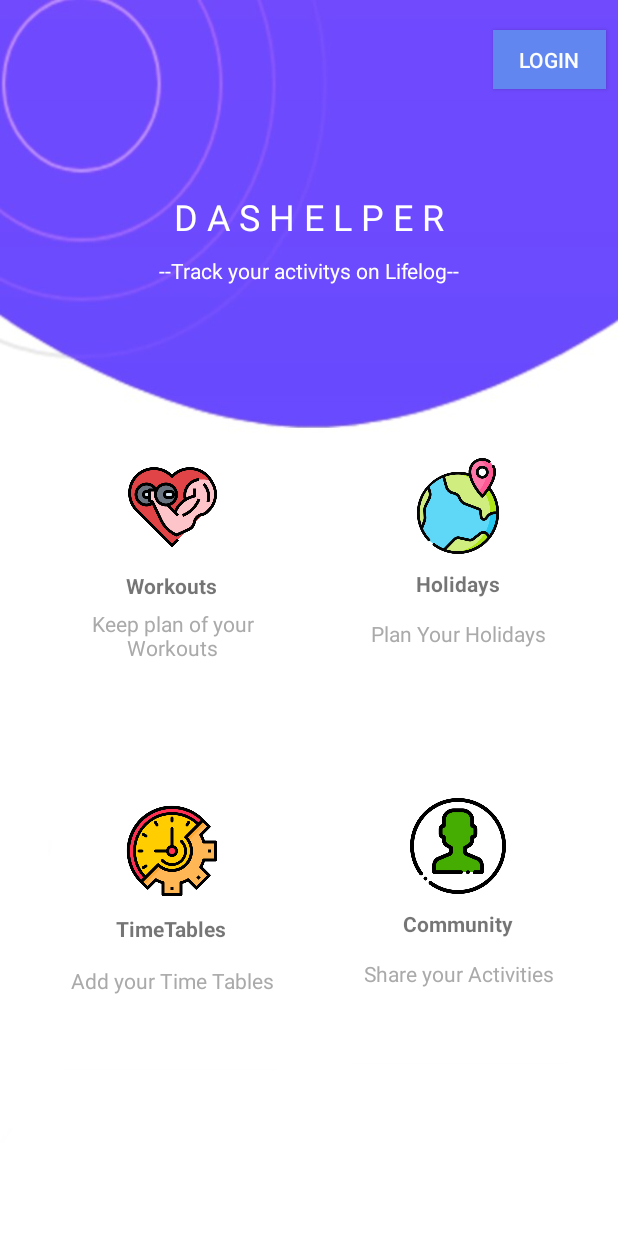
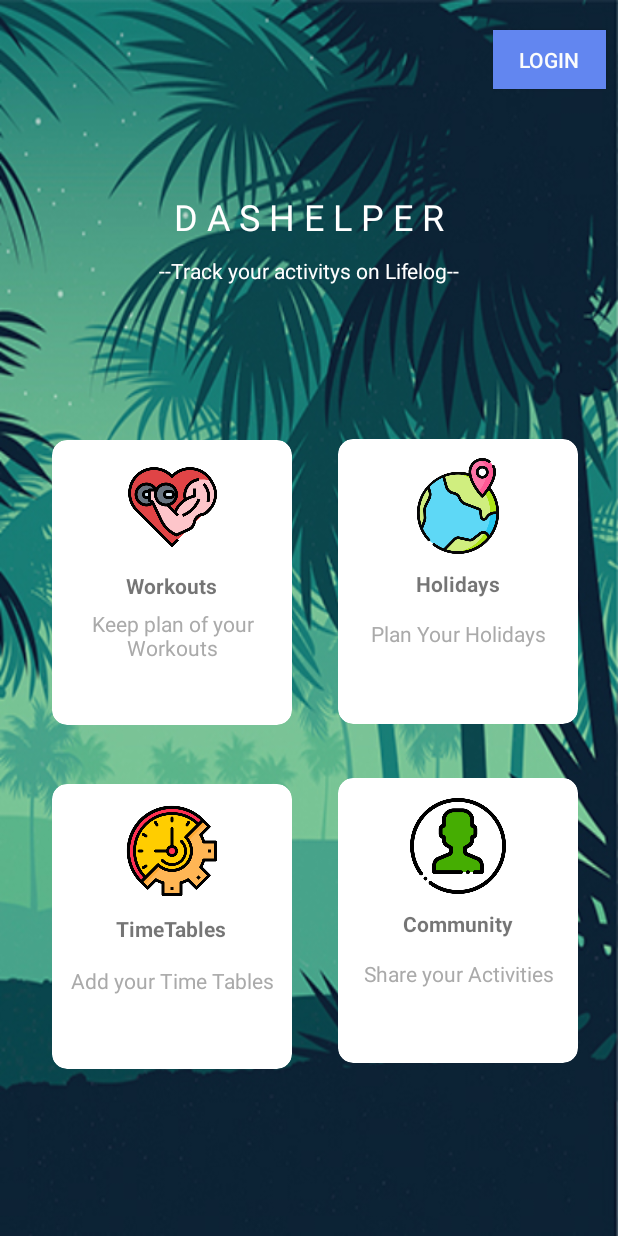
Before and after one commit to cobradashboard/DashHelper, an Android app: the screen it shows after launch (MainActivity), on a phone screen of 412 x 824 dp. Run offline under Robolectric (Android 15) with nearby library versions, the phone set to English and light mode, and no system bars; Roboto replaces fonts that are not available here.

Commit message:
change UI backgrounds and buttons

```diff
--- a/app/build.gradle
+++ b/app/build.gradle
@@ -1,4 +1,5 @@
 apply plugin: 'com.android.application'
+
 
 android {
     compileSdkVersion 29
--- a/app/src/main/java/com/example/dashhelper/MainActivity.java
+++ b/app/src/main/java/com/example/dashhelper/MainActivity.java
@@ -17,16 +17,13 @@ public class MainActivity extends AppCompatActivity implements View.OnClickListe
     protected void onCreate(Bundle savedInstanceState) {
         super.onCreate(savedInstanceState);
         setContentView(R.layout.activity_main);
-        work=(CardView)findViewById(R.id.cardId1);
-        holiday=(CardView)findViewById(R.id.cardId2);
-        timetable=(CardView)findViewById(R.id.cardId3);
-        community=(CardView)findViewById(R.id.cardId4);
-        login=(Button)findViewById(R.id.button3);
+         timetable=(CardView)findViewById(R.id.cardId3);
+         login=(Button)findViewById(R.id.button3);
         logout=(Button)findViewById(R.id.button18);
-        work.setOnClickListener(this);
-        holiday.setOnClickListener(this);
+
+
         timetable.setOnClickListener(this);
-        community.setOnClickListener(this);
+
         login.setOnClickListener(this);
     }
 
--- a/app/src/main/res/drawable/btn.xml
+++ b/app/src/main/res/drawable/btn.xml
@@ -1,6 +1,6 @@
 <?xml version="1.0" encoding="utf-8"?>
 <shape xmlns:android="http://schemas.android.com/apk/res/android" android:shape="rectangle">
-    <gradient android:startColor="#fff" android:endColor="#009EFD" android:type="linear" />
+    <gradient android:startColor="#fff" android:endColor="#c10092" android:type="linear" />
     <corners android:radius="60dp" />
 
 </shape>
--- a/app/src/main/res/drawable/btncourse.xml
+++ b/app/src/main/res/drawable/btncourse.xml
@@ -1,6 +1,6 @@
 <?xml version="1.0" encoding="utf-8"?>
 <shape xmlns:android="http://schemas.android.com/apk/res/android" android:shape="rectangle">
-    <gradient android:startColor="#E4CF68" android:endColor="#FFDE41" android:type="linear" />
+    <gradient android:startColor="#a2e7d1" android:endColor="#FFDE41" android:type="linear" />
     <corners android:radius="60dp" />
 
 </shape>
--- a/app/src/main/res/drawable/custom_bottn.xml
+++ b/app/src/main/res/drawable/custom_bottn.xml
@@ -1,5 +1,5 @@
 <?xml version="1.0" encoding="utf-8"?>
 <shape xmlns:android="http://schemas.android.com/apk/res/android" android:shape="rectangle">
-    <gradient android:startColor="#2AF598" android:endColor="#009EFD" android:type="linear"/>
+    <gradient android:startColor="#2AF598" android:endColor="#35ba20" android:type="linear"/>
     <corners android:radius="50dp"/>
 </shape>
--- a/app/src/main/res/layout/activity_addcourse_homepage.xml
+++ b/app/src/main/res/layout/activity_addcourse_homepage.xml
@@ -9,7 +9,7 @@
         android:layout_width="414dp"
         android:layout_height="137dp"
         android:layout_marginBottom="8dp"
-        android:background="@drawable/Time4"
+        android:background="@drawable/time4"
         android:orientation="horizontal"
         app:layout_constraintBottom_toBottomOf="parent"
         app:layout_constraintEnd_toEndOf="parent"
--- a/app/src/main/res/layout/activity_addcoursepage.xml
+++ b/app/src/main/res/layout/activity_addcoursepage.xml
@@ -12,7 +12,7 @@
         android:layout_width="412dp"
         android:layout_height="143dp"
         android:layout_marginBottom="8dp"
-        android:background="@drawable/Time4"
+        android:background="@drawable/time4"
         android:orientation="horizontal"
         app:layout_constraintBottom_toBottomOf="parent"
         app:layout_constraintEnd_toEndOf="parent"
@@ -313,7 +313,7 @@
         android:layout_marginTop="8dp"
         android:layout_marginEnd="8dp"
         android:layout_marginBottom="8dp"
-        android:background="@drawable/ui1h"
+        android:background="@drawable/btn"
 
         android:text="SAVE"
         app:layout_constraintBottom_toBottomOf="parent"
@@ -331,7 +331,7 @@
         android:layout_marginTop="8dp"
         android:layout_marginEnd="8dp"
         android:layout_marginBottom="8dp"
-        android:background="@drawable/ui1h"
+        android:background="@drawable/btn"
 
         android:text="CLEAR"
         app:layout_constraintBottom_toBottomOf="parent"
--- a/app/src/main/res/layout/activity_addexam_homepage.xml
+++ b/app/src/main/res/layout/activity_addexam_homepage.xml
@@ -11,7 +11,7 @@
         android:layout_width="414dp"
         android:layout_height="137dp"
         android:layout_marginBottom="8dp"
-        android:background="@drawable/Time5"
+        android:background="@drawable/time5"
         android:orientation="horizontal"
         app:layout_constraintBottom_toBottomOf="parent"
         app:layout_constraintEnd_toEndOf="parent"
--- a/app/src/main/res/layout/activity_addexam_page.xml
+++ b/app/src/main/res/layout/activity_addexam_page.xml
@@ -12,7 +12,7 @@
         android:layout_width="415dp"
         android:layout_height="132dp"
         android:layout_marginBottom="8dp"
-        android:background="@drawable/Time5"
+        android:background="@drawable/time5"
         android:orientation="horizontal"
         app:layout_constraintBottom_toBottomOf="parent"
         app:layout_constraintEnd_toEndOf="parent"
@@ -304,7 +304,7 @@
         android:layout_marginTop="8dp"
         android:layout_marginEnd="8dp"
         android:layout_marginBottom="8dp"
-        android:background="@drawable/timetableback"
+        android:background="@drawable/btncourse"
         android:text="@string/clearviewbtn"
         app:layout_constraintBottom_toBottomOf="parent"
         app:layout_constraintEnd_toEndOf="parent"
@@ -322,7 +322,7 @@
         android:layout_marginTop="8dp"
         android:layout_marginEnd="8dp"
         android:layout_marginBottom="8dp"
-        android:background="@drawable/timetableback"
+        android:background="@drawable/btncourse"
         android:text="@string/save"
         app:layout_constraintBottom_toBottomOf="parent"
         app:layout_constraintEnd_toEndOf="parent"
--- a/app/src/main/res/layout/activity_main.xml
+++ b/app/src/main/res/layout/activity_main.xml
@@ -4,7 +4,7 @@
     xmlns:tools="http://schemas.android.com/tools"
     android:layout_width="match_parent"
     android:layout_height="match_parent"
-    android:background="@drawable/background4"
+    android:background="@drawable/home"
 
     tools:context=".MainActivity">
 
--- a/app/src/main/res/layout/activity_newaddcourseview.xml
+++ b/app/src/main/res/layout/activity_newaddcourseview.xml
@@ -10,7 +10,7 @@
         android:id="@+id/linearLayout3"
         android:layout_width="414dp"
         android:layout_height="162dp"
-        android:background="@drawable/Time4"
+        android:background="@drawable/time4"
         android:orientation="vertical"
         app:layout_constraintBottom_toBottomOf="parent"
         app:layout_constraintEnd_toEndOf="parent"
@@ -37,7 +37,7 @@
         android:id="@+id/btndeleteAC"
         android:layout_width="130dp"
         android:layout_height="40dp"
-        android:background="@drawable/ui1h"
+        android:background="@drawable/btn"
         android:text="@string/btndelete"
         app:layout_constraintBottom_toBottomOf="parent"
         app:layout_constraintEnd_toEndOf="parent"
@@ -50,7 +50,7 @@
         android:id="@+id/btupdateAC"
         android:layout_width="133dp"
         android:layout_height="45dp"
-        android:background="@drawable/ui1h"
+        android:background="@drawable/btn"
         android:text="@string/UpadteAC"
         app:layout_constraintBottom_toBottomOf="parent"
         app:layout_constraintEnd_toEndOf="parent"
--- a/app/src/main/res/layout/activity_newaddexam_view.xml
+++ b/app/src/main/res/layout/activity_newaddexam_view.xml
@@ -9,7 +9,7 @@
         android:id="@+id/linearLayout20"
         android:layout_width="416dp"
         android:layout_height="178dp"
-        android:background="@drawable/Time5"
+        android:background="@drawable/time5"
         android:orientation="vertical"
         app:layout_constraintBottom_toBottomOf="parent"
         app:layout_constraintEnd_toEndOf="parent"
@@ -34,7 +34,7 @@
         android:id="@+id/button"
         android:layout_width="150dp"
         android:layout_height="40dp"
-        android:background="@drawable/timetableback"
+        android:background="@drawable/btncourse"
         android:text="@string/btndelete"
         app:layout_constraintBottom_toBottomOf="parent"
         app:layout_constraintEnd_toEndOf="parent"
@@ -48,7 +48,7 @@
         android:id="@+id/button5"
         android:layout_width="145dp"
         android:layout_height="40dp"
-        android:background="@drawable/timetableback"
+        android:background="@drawable/btncourse"
         android:text="@string/UpadteAC"
         app:layout_constraintBottom_toBottomOf="parent"
         app:layout_constraintEnd_toEndOf="parent"
--- a/app/src/main/res/layout/activity_timetable.xml
+++ b/app/src/main/res/layout/activity_timetable.xml
@@ -10,7 +10,7 @@
         android:layout_width="414dp"
         android:layout_height="137dp"
         android:layout_marginBottom="8dp"
-        android:background="@drawable/Time1"
+        android:background="@drawable/time1"
         android:orientation="horizontal"
         app:layout_constraintBottom_toBottomOf="parent"
         app:layout_constraintEnd_toEndOf="parent"
--- a/app/src/main/res/layout/activity_view_result.xml
+++ b/app/src/main/res/layout/activity_view_result.xml
@@ -11,7 +11,7 @@
         android:layout_width="410dp"
         android:layout_height="160dp"
         android:layout_marginBottom="8dp"
-        android:background="@drawable/Time3"
+        android:background="@drawable/time6"
         android:orientation="horizontal"
         app:layout_constraintBottom_toBottomOf="parent"
         app:layout_constraintEnd_toEndOf="parent"
@@ -79,7 +79,7 @@
         android:layout_marginTop="8dp"
         android:layout_marginEnd="8dp"
         android:layout_marginBottom="8dp"
-        android:background="@drawable/memo"
+        android:background="@drawable/custom_bottn"
         android:onClick="study"
         android:text="@string/addresults"
         android:textSize="24sp"
```
Also changed, not shown: app/src/main/res/drawable/exgreen.jpg (added), app/src/main/res/drawable/home.jpg (added), app/src/main/res/drawable/time6.png (renamed from app/src/main/res/drawable/Time3.png).
